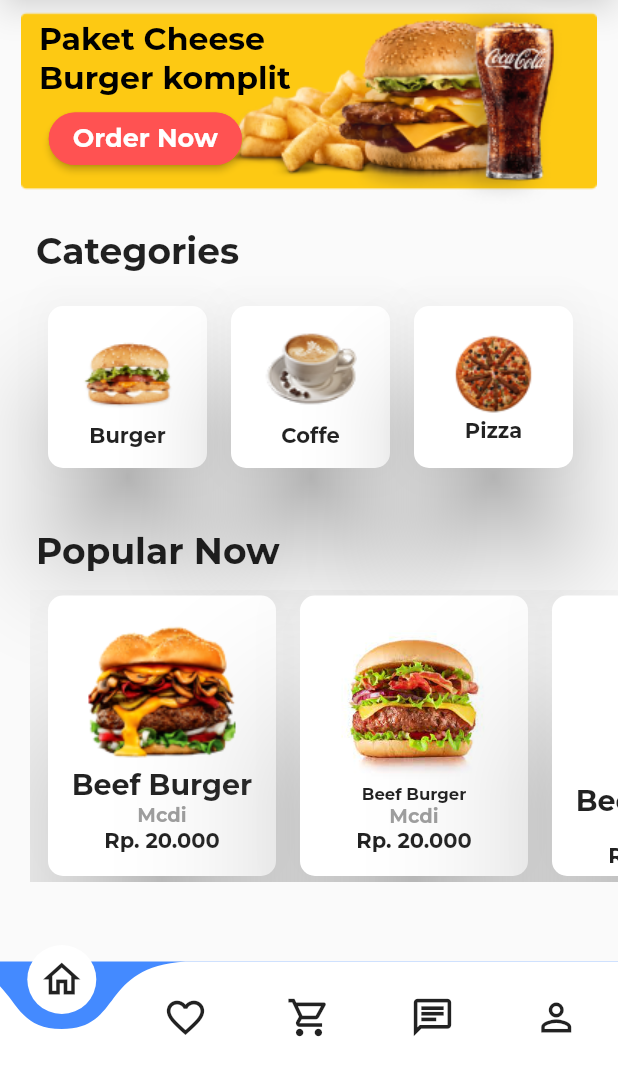
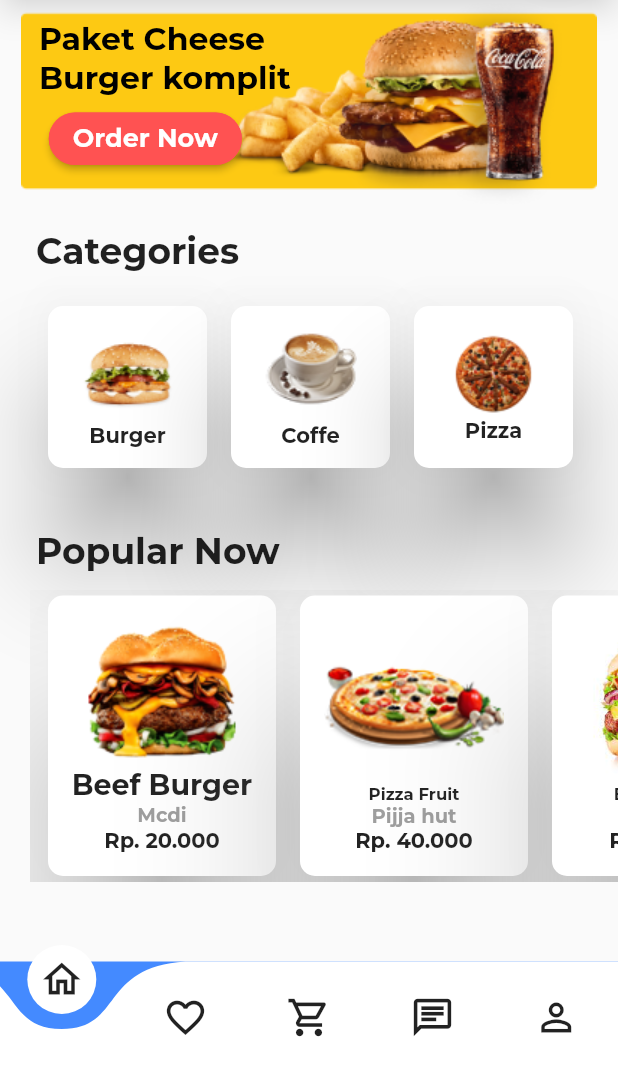
Before and after one commit to boburjon09012001/food_app, a Flutter app: the MenuPage screen opened directly, on a phone screen of 412 x 824 dp, the part 162-1236 px from its top. Run offline on Flutter 3.47's test engine with Material 2 defaults, Android fonts, the phone set to English and light mode, and no system bars; drawn by our look-alikes of curved_navigation_bar; project files that could hold a hidden picture were left out.

Commit message:
screen images upload

```diff
--- a/lib/main.dart
+++ b/lib/main.dart
@@ -1,12 +1,8 @@
 import 'package:flutter/material.dart';
 import 'package:main_page_app/pages/first_page.dart';
-
-
 void main(){
   runApp(MyApp());
 }
-
-
 class MyApp extends StatelessWidget {
   const MyApp({Key? key}) : super(key: key);
 
@@ -17,7 +13,7 @@ class MyApp extends StatelessWidget {
       theme: ThemeData(
           fontFamily: 'mont',
       ),
-      home: FirstPage(),
+      home:const FirstPage(),
     );
   }
 }
--- a/lib/menu_page.dart
+++ b/lib/menu_page.dart
@@ -3,7 +3,6 @@ import 'package:flutter/material.dart';
 import "package:curved_navigation_bar/curved_navigation_bar.dart";
 
 import 'package:main_page_app/pages/recipe_for1.dart';
-
 
 class MenuPage extends StatefulWidget {
   MenuPage({Key? key}) : super(key: key);
@@ -29,7 +28,7 @@ class _MenuPageState extends State<MenuPage> {
           child: Scaffold(
             bottomNavigationBar: CurvedNavigationBar(
               backgroundColor: Colors.blueAccent,
-              items: <Widget>[
+              items:const <Widget>[
                 Icon(Icons.home_outlined, size: 30),
                 Icon(Icons.favorite_outline, size: 30),
                 Icon(Icons.local_grocery_store_outlined, size: 30),
@@ -50,7 +49,7 @@ class _MenuPageState extends State<MenuPage> {
                     myCard(),
                     Container(
                       margin:
-                          EdgeInsets.only(top: 101.0, left: 14.0, right: 14.0),
+                       const   EdgeInsets.only(top: 101.0, left: 14.0, right: 14.0),
                       height: 160.0,
                       child: Column(
                         children: <Widget>[
@@ -71,7 +70,7 @@ class _MenuPageState extends State<MenuPage> {
                           children: [
                             Container(
                               padding: EdgeInsets.fromLTRB(26, 86.0, 0.0, 0.0),
-                              child: Text(
+                              child:const Text(
                                 "Paket Cheese \nBurger komplit",
                                 style: TextStyle(
                                   fontSize: 21.0,
@@ -84,7 +83,7 @@ class _MenuPageState extends State<MenuPage> {
                                 padding: EdgeInsets.fromLTRB(0, 0.0, 0.0, 0.0),
                                 child: Container(
                                     height: 35.0,
-                                    margin: EdgeInsets.only(
+                                    margin:const EdgeInsets.only(
                                         left: 0.0, right: 0.0, top: 10.0),
                                     child: ElevatedButton(
                                       style: ButtonStyle(
@@ -97,7 +96,7 @@ class _MenuPageState extends State<MenuPage> {
                                                   borderRadius:
                                                       BorderRadius.circular(
                                                           50.0),
-                                                  side: BorderSide(
+                                                  side:const BorderSide(
                                                       color:
                                                           Colors.redAccent)))),
                                       onPressed: () {
@@ -107,7 +106,7 @@ class _MenuPageState extends State<MenuPage> {
                                                 builder: (context) =>
                                                     MenuPage()));
                                       },
-                                      child: Text(
+                                      child:const Text(
                                         "Order Now",
                                         style: TextStyle(
                                           fontFamily: 'mont',
@@ -126,7 +125,7 @@ class _MenuPageState extends State<MenuPage> {
                       height: 40.0,
                       margin: EdgeInsets.only(top: 261.0),
                       padding: EdgeInsets.only(left: 24.0),
-                      child: Text(
+                      child:const Text(
                         "Categories",
                         style: TextStyle(
                           fontSize: 24.0,
@@ -154,7 +153,7 @@ class _MenuPageState extends State<MenuPage> {
                       height: 40.0,
                       margin: EdgeInsets.only(top: 461.0),
                       padding: EdgeInsets.only(left: 24.0),
-                      child: Text(
+                      child:const Text(
                         "Popular Now",
                         style: TextStyle(
                           fontSize: 24.0,
@@ -169,8 +168,6 @@ class _MenuPageState extends State<MenuPage> {
                       child: ListView(
                         scrollDirection: Axis.horizontal,
                         children: [
-
-
                           Container(
                             margin: EdgeInsets.only(left: 8.0),
                             child: Card(
@@ -186,16 +183,14 @@ class _MenuPageState extends State<MenuPage> {
                                   mainAxisAlignment: MainAxisAlignment.center,
                                   children: [
                                     Image.asset("assets/images/foodbig.png"),
-                                    Text("Beef Burger",
+                                    Text(
+                                      "Beef Burger",
+                                      style: TextStyle(fontSize: 19.0),
+                                    ),
+                                    Text(
+                                      "Mcdi",
                                       style: TextStyle(
-                                          fontSize: 19.0
-                                      ),
-                                    ),
-                                    Text("Mcdi",
-                                      style: TextStyle(
-                                          fontSize: 13.0,
-                                          color: Colors.grey
-                                      ),
+                                          fontSize: 13.0, color: Colors.grey),
                                     ),
                                     Text("Rp. 20.000"),
                                   ],
@@ -203,9 +198,6 @@ class _MenuPageState extends State<MenuPage> {
                               ),
                             ),
                           ),
-
-
-
 
                           Container(
                             margin: EdgeInsets.only(left: 8.0),
@@ -222,21 +214,54 @@ class _MenuPageState extends State<MenuPage> {
                                   mainAxisAlignment: MainAxisAlignment.center,
                                   children: [
                                     Container(
-                                        child: Image.asset("assets/images/burgernew.png"),
+                                      child: Image.asset(
+                                          "assets/images/pizzame.png"),
                                       height: 110,
                                     ),
-                                    Text("Beef Burger",
+                                    Text(
+                                      "Pizza Fruit",
+                                      style: TextStyle(fontSize: 11.0),
+                                    ),
+                                    Text(
+                                      "Pijja hut",
                                       style: TextStyle(
-                                          fontSize: 11.0
-                                      ),
+                                          fontSize: 13.0, color: Colors.grey),
                                     ),
-                                    Text("Mcdi",
+                                    Text("Rp. 40.000"),
+                                  ],
+                                ),
+                              ),
+                            ),
+                          ),
+                          Container(
+                            margin: EdgeInsets.only(left: 8.0),
+                            child: Card(
+                              elevation: 50,
+                              shadowColor: Colors.grey,
+                              shape: RoundedRectangleBorder(
+                                borderRadius: BorderRadius.circular(10.0),
+                              ),
+                              child: SizedBox(
+                                width: 152.0,
+                                height: 195.0,
+                                child: Column(
+                                  mainAxisAlignment: MainAxisAlignment.center,
+                                  children: [
+                                    Container(
+                                      child: Image.asset(
+                                          "assets/images/burgernew.png"),
+                                      height: 110,
+                                    ),
+                                    Text(
+                                      "Beef Burger",
+                                      style: TextStyle(fontSize: 11.0),
+                                    ),
+                                    Text(
+                                      "KFS",
                                       style: TextStyle(
-                                          fontSize: 13.0,
-                                          color: Colors.grey
-                                      ),
+                                          fontSize: 13.0, color: Colors.grey),
                                     ),
-                                    Text("Rp. 20.000"),
+                                    Text("Rp. 37.000"),
                                   ],
                                 ),
                               ),
@@ -258,31 +283,25 @@ class _MenuPageState extends State<MenuPage> {
                                 child: Column(
                                   mainAxisAlignment: MainAxisAlignment.center,
                                   children: [
-                                    Image.asset("assets/images/burger2.png"),
-                                    Text("Beef Burger",
-                                    style: TextStyle(
-                                      fontSize: 19.0
+                                    Image.asset("assets/images/burger2.png",
+                                    height: 100,
                                     ),
+                                    Text(
+                                      "Beef Burger",
+
+                                      style: TextStyle(fontSize: 19.0),
                                     ),
-                                    Text("Mcdi",
+                                    Text(
+                                      "Mcdi",
                                       style: TextStyle(
-                                          fontSize: 13.0,
-                                        color: Colors.grey
-                                      ),
+                                          fontSize: 13.0, color: Colors.grey),
                                     ),
-                                    Text("Rp. 20.000"),
+                                    Text("Rp. 15.900"),
                                   ],
                                 ),
                               ),
                             ),
                           ),
-
-
-
-
-
-
-
                         ],
                       ),
                     ),
@@ -290,7 +309,7 @@ class _MenuPageState extends State<MenuPage> {
                       height: 40.0,
                       margin: EdgeInsets.only(top: 751.0),
                       padding: EdgeInsets.only(left: 24.0),
-                      child: Text(
+                      child:const Text(
                         "Recommended",
                         style: TextStyle(
                           fontSize: 24.0,
@@ -304,30 +323,104 @@ class _MenuPageState extends State<MenuPage> {
 
 
                     Container(
-                      height: 190.0,
-                      margin: EdgeInsets.only(top: 800.0, bottom: 30.0),
-                      padding: EdgeInsets.only(left: 20.0),
+                      height: 195.0,
+                      margin:const EdgeInsets.only(top: 800.0, bottom: 30.0),
+                      padding:const EdgeInsets.only(left: 20.0),
                       child: ListView(
                         scrollDirection: Axis.horizontal,
                         children: [
-
-
                           Container(
                             margin: EdgeInsets.only(left: 8.0),
+
+                            height: 50,
                             child: Card(
 
+                              elevation: 60.0,
                               shadowColor: Colors.grey,
                               shape: RoundedRectangleBorder(
                                 borderRadius: BorderRadius.circular(20.0),
                               ),
                               child: SizedBox(
                                 width: 270.0,
-                                height: 153.0,
+                                height: 193.0,
                                 child: Column(
                                   mainAxisAlignment: MainAxisAlignment.center,
                                   children: [
-                                    Image.asset("assets/images/bnew.png"),
+                                     Image.asset("assets/images/nolavashback.png",
 
+                                       width: 190.0,
+                                    ),
+
+                                  ],
+                                ),
+                              ),
+                            ),
+                          ),
+                          Container(
+                            margin: EdgeInsets.only(left: 8.0),
+                            child: Card(
+                              elevation: 60,
+                              shadowColor: Colors.grey,
+                              shape: RoundedRectangleBorder(
+                                borderRadius: BorderRadius.circular(20.0),
+                              ),
+                              child: SizedBox(
+                                width: 270.0,
+                                height: 193.0,
+                                child: Column(
+                                  mainAxisAlignment: MainAxisAlignment.center,
+                                  children: [
+                                    Container(
+                                      child: Image.asset(
+                                        "assets/images/noburgerback.png",
+                                        fit: BoxFit.cover,
+                                      ),
+                                      height: 110,
+                                    ),
+                                  ],
+                                ),
+                              ),
+                            ),
+                          ),
+                          Container(
+                            margin: EdgeInsets.only(left: 8.0),
+                            child: Card(
+                              elevation: 60,
+                              shadowColor: Colors.grey,
+                              shape: RoundedRectangleBorder(
+                                borderRadius: BorderRadius.circular(20.0),
+                              ),
+                              child: SizedBox(
+                                width: 270.0,
+                                height: 193.0,
+                                child: Column(
+                                  mainAxisAlignment: MainAxisAlignment.center,
+                                  children: [
+                                    Image.asset("assets/images/nopizzaback.png",
+                                    width: 210.0,
+                                    ),
+                                  ],
+                                ),
+                              ),
+                            ),
+                          ),
+
+                          Container(
+                            margin: EdgeInsets.only(left: 8.0),
+                            child: Card(
+                              color: Color(0xFfF7F7F7),
+                              elevation: 50,
+                              shadowColor: Colors.grey,
+                              shape: RoundedRectangleBorder(
+                                borderRadius: BorderRadius.circular(20.0),
+                              ),
+                              child: SizedBox(
+                                width: 270.0,
+                                height: 193.0,
+                                child: Column(
+                                  mainAxisAlignment: MainAxisAlignment.center,
+                                  children: [
+                                    Image.asset("assets/images/nofastback.png"),
                                   ],
                                 ),
                               ),
@@ -343,44 +436,17 @@ class _MenuPageState extends State<MenuPage> {
                               elevation: 50,
                               shadowColor: Colors.grey,
                               shape: RoundedRectangleBorder(
-                                borderRadius: BorderRadius.circular(10.0),
+                                borderRadius: BorderRadius.circular(20.0),
                               ),
                               child: SizedBox(
                                 width: 270.0,
-                                height: 153.0,
+                                height: 193.0,
                                 child: Column(
                                   mainAxisAlignment: MainAxisAlignment.center,
                                   children: [
-                                    Container(
-                                      child: Image.asset("assets/images/lnew.png",
-                                      fit: BoxFit.cover,
-                                      ),
-                                      height: 110,
+                                    Image.asset("assets/images/burgernew.png",
+                                    width: 170.0,
                                     ),
-
-                                  ],
-                                ),
-                              ),
-                            ),
-                          ),
-
-
-                          Container(
-                            margin: EdgeInsets.only(left: 8.0),
-                            child: Card(
-                              elevation: 50,
-                              shadowColor: Colors.grey,
-                              shape: RoundedRectangleBorder(
-                                borderRadius: BorderRadius.circular(10.0),
-                              ),
-                              child: SizedBox(
-                                width: 270.0,
-                                height: 153.0,
-                                child: Column(
-                                  mainAxisAlignment: MainAxisAlignment.center,
-                                  children: [
-                                    Image.asset("assets/images/pnew.png"),
-
                                   ],
                                 ),
                               ),
@@ -391,24 +457,9 @@ class _MenuPageState extends State<MenuPage> {
 
 
 
-
-
                         ],
                       ),
                     ),
-
-
-
-
-
-
-
-
-
-
-
-
-
                   ],
                 ),
               ],
@@ -428,7 +479,7 @@ class _MenuPageState extends State<MenuPage> {
         child: Row(
           children: [
             Container(
-              padding: EdgeInsets.only(bottom: 20.0, left: 24.0),
+              padding:const EdgeInsets.only(bottom: 20.0, left: 24.0),
               child: Image.asset(
                 "assets/images/burger1.png",
                 width: 40.0,
@@ -437,7 +488,7 @@ class _MenuPageState extends State<MenuPage> {
             ),
             Container(
               margin: EdgeInsets.only(left: 4.0),
-              child: Text(
+              child:const Text(
                 "NeedFood",
                 style: TextStyle(
                   fontWeight: FontWeight.normal,
@@ -445,7 +496,7 @@ class _MenuPageState extends State<MenuPage> {
                 ),
               ),
             ),
-            SizedBox(
+         const   SizedBox(
               width: 160.0,
             ),
             Card(
@@ -453,7 +504,7 @@ class _MenuPageState extends State<MenuPage> {
               shape: RoundedRectangleBorder(
                 borderRadius: BorderRadius.circular(35.0),
               ),
-              child: SizedBox(
+              child:const SizedBox(
                 width: 44.0,
                 height: 44.0,
                 child: Icon(
```
Also changed, not shown: assets/images/noburgerback.png (added), assets/images/nofastback.png (added), assets/images/nolavashback.png (added), assets/images/nopizzaback.png (added), assets/screens/head1.png (added), assets/screens/head2.png (added), assets/screens/head3.png (added), assets/screens/head4.png (added), assets/screens/head5.png (added), assets/screens/head6.png (added), assets/screens/head7.png (added), assets/screens/head8.png (added).
